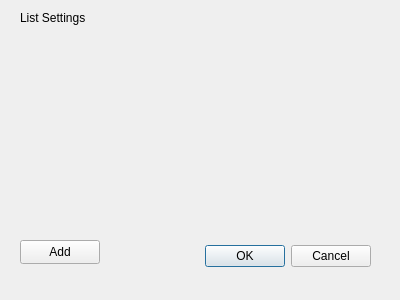
First picture: the form in widgets/editor/EditorTools/Settings/listsettings.ui, repository taliyos/DialogueCreatorForGames, before the edit.
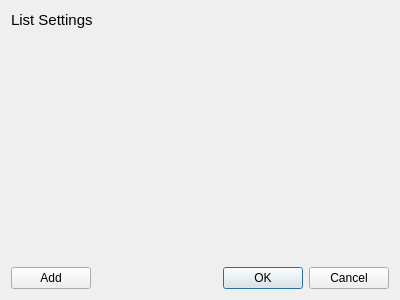
Second picture: the form after the edit. Custom widgets are drawn as their Qt base class.

Commit message: List Settings Layout

What changed in the file:
```diff
--- a/widgets/editor/EditorTools/Settings/listsettings.ui
+++ b/widgets/editor/EditorTools/Settings/listsettings.ui
@@ -13,59 +13,60 @@
   <property name="windowTitle">
    <string>Dialog</string>
   </property>
-  <widget class="QDialogButtonBox" name="buttonBox">
-   <property name="geometry">
-    <rect>
-     <x>30</x>
-     <y>240</y>
-     <width>341</width>
-     <height>32</height>
-    </rect>
-   </property>
-   <property name="orientation">
-    <enum>Qt::Horizontal</enum>
-   </property>
-   <property name="standardButtons">
-    <set>QDialogButtonBox::Cancel|QDialogButtonBox::Ok</set>
-   </property>
-  </widget>
+  <layout class="QGridLayout" name="gridLayout_2">
+   <item row="0" column="0" colspan="2">
   <widget class="QLabel" name="label">
-   <property name="geometry">
-    <rect>
-     <x>20</x>
-     <y>10</y>
-     <width>81</width>
-     <height>16</height>
-    </rect>
+     <property name="font">
+      <font>
+       <pointsize>11</pointsize>
+      </font>
    </property>
    <property name="text">
     <string>List Settings</string>
    </property>
   </widget>
+   </item>
+   <item row="1" column="0" colspan="2">
+    <layout class="QGridLayout" name="gridLayout">
+     <property name="spacing">
+      <number>0</number>
+     </property>
+     <item row="0" column="0">
+      <layout class="QVBoxLayout" name="layout"/>
+     </item>
+     <item row="1" column="0">
+      <spacer name="verticalSpacer">
+       <property name="orientation">
+        <enum>Qt::Vertical</enum>
+       </property>
+       <property name="sizeHint" stdset="0">
+        <size>
+         <width>20</width>
+         <height>40</height>
+        </size>
+       </property>
+      </spacer>
+     </item>
+    </layout>
+   </item>
+   <item row="2" column="0">
   <widget class="QPushButton" name="Add">
-   <property name="geometry">
-    <rect>
-     <x>20</x>
-     <y>240</y>
-     <width>80</width>
-     <height>24</height>
-    </rect>
-   </property>
    <property name="text">
     <string>Add</string>
    </property>
   </widget>
-  <widget class="QWidget" name="verticalLayoutWidget">
-   <property name="geometry">
-    <rect>
-     <x>20</x>
-     <y>30</y>
-     <width>361</width>
-     <height>201</height>
-    </rect>
-   </property>
-   <layout class="QVBoxLayout" name="layout"/>
-  </widget>
+   </item>
+   <item row="2" column="1">
+    <widget class="QDialogButtonBox" name="buttonBox">
+     <property name="orientation">
+      <enum>Qt::Horizontal</enum>
+     </property>
+     <property name="standardButtons">
+      <set>QDialogButtonBox::Cancel|QDialogButtonBox::Ok</set>
+     </property>
+    </widget>
+   </item>
+  </layout>
  </widget>
  <customwidgets>
   <customwidget>
```
Lines whose indentation alone changed are shown as unchanged. The commit also changes 2 other files.
